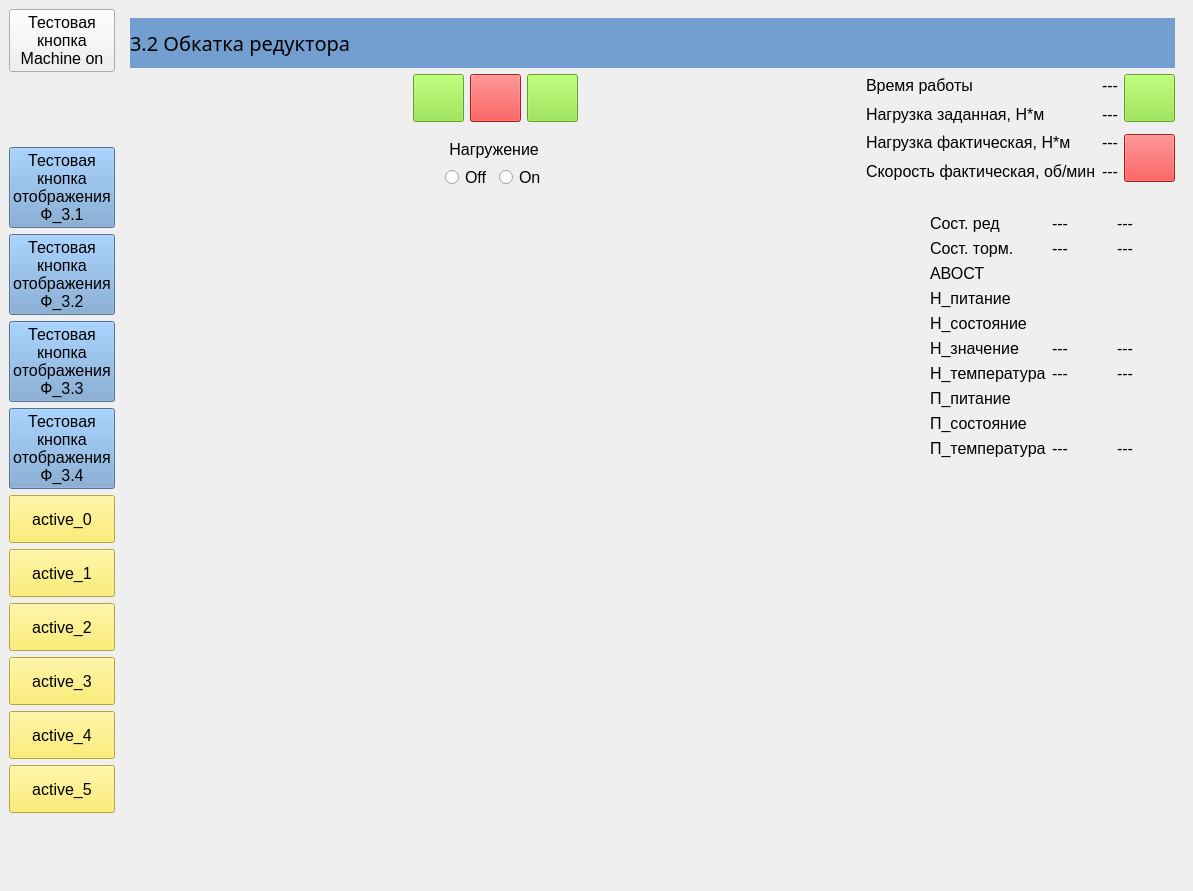
Old version of the form BallScrewVCP2.ui in the repository Ornstein89/BallScrewControl_QtVCP.
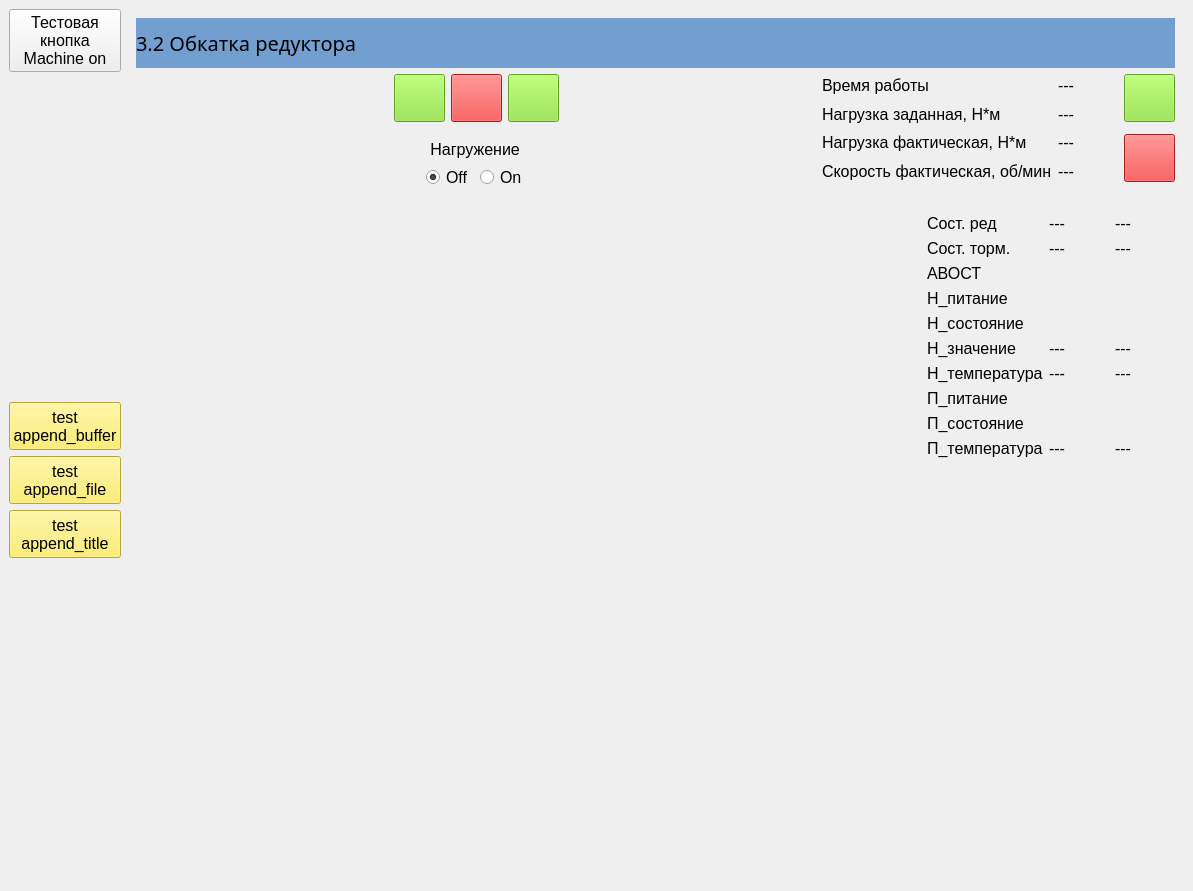
New version of the form. Icons and pictures are not drawn. Custom widgets are drawn as their Qt base class.

```diff
--- a/BallScrewVCP2.ui
+++ b/BallScrewVCP2.ui
@@ -88,6 +88,18 @@
             </item>
             <item row="2" column="1">
              <widget class="QLabel" name="lblTorque_Actual32">
+              <property name="sizePolicy">
+               <sizepolicy hsizetype="Fixed" vsizetype="Preferred">
+                <horstretch>0</horstretch>
+                <verstretch>0</verstretch>
+               </sizepolicy>
+              </property>
+              <property name="minimumSize">
+               <size>
+                <width>60</width>
+                <height>0</height>
+               </size>
+              </property>
               <property name="text">
                <string>---</string>
               </property>
@@ -95,6 +107,18 @@
             </item>
             <item row="0" column="1">
              <widget class="QLabel" name="label_82">
+              <property name="sizePolicy">
+               <sizepolicy hsizetype="Fixed" vsizetype="Preferred">
+                <horstretch>0</horstretch>
+                <verstretch>0</verstretch>
+               </sizepolicy>
+              </property>
+              <property name="minimumSize">
+               <size>
+                <width>60</width>
+                <height>0</height>
+               </size>
+              </property>
               <property name="text">
                <string>---</string>
               </property>
@@ -102,6 +126,18 @@
             </item>
             <item row="3" column="1">
              <widget class="QLabel" name="lblOmega_Actual32">
+              <property name="sizePolicy">
+               <sizepolicy hsizetype="Fixed" vsizetype="Preferred">
+                <horstretch>0</horstretch>
+                <verstretch>0</verstretch>
+               </sizepolicy>
+              </property>
+              <property name="minimumSize">
+               <size>
+                <width>60</width>
+                <height>0</height>
+               </size>
+              </property>
               <property name="text">
                <string>---</string>
               </property>
@@ -123,6 +159,18 @@
             </item>
             <item row="1" column="1">
              <widget class="QLabel" name="lblTorque_Set32">
+              <property name="sizePolicy">
+               <sizepolicy hsizetype="Fixed" vsizetype="Preferred">
+                <horstretch>0</horstretch>
+                <verstretch>0</verstretch>
+               </sizepolicy>
+              </property>
+              <property name="minimumSize">
+               <size>
+                <width>60</width>
+                <height>0</height>
+               </size>
+              </property>
               <property name="text">
                <string>---</string>
               </property>
@@ -338,6 +386,18 @@
             </item>
             <item row="1" column="2">
              <widget class="QLabel" name="lblGeartorque_Error_Value32">
+              <property name="sizePolicy">
+               <sizepolicy hsizetype="Fixed" vsizetype="Preferred">
+                <horstretch>0</horstretch>
+                <verstretch>0</verstretch>
+               </sizepolicy>
+              </property>
+              <property name="minimumSize">
+               <size>
+                <width>60</width>
+                <height>0</height>
+               </size>
+              </property>
               <property name="text">
                <string>---</string>
               </property>
@@ -345,6 +405,18 @@
             </item>
             <item row="1" column="3">
              <widget class="QLabel" name="lblGeartorque_Error_Value_Max32">
+              <property name="sizePolicy">
+               <sizepolicy hsizetype="Fixed" vsizetype="Preferred">
+                <horstretch>0</horstretch>
+                <verstretch>0</verstretch>
+               </sizepolicy>
+              </property>
+              <property name="minimumSize">
+               <size>
+                <width>60</width>
+                <height>0</height>
+               </size>
+              </property>
               <property name="text">
                <string>---</string>
               </property>
@@ -380,6 +452,18 @@
             </item>
             <item row="2" column="2">
              <widget class="QLabel" name="lblBraketorque_Error_Value32">
+              <property name="sizePolicy">
+               <sizepolicy hsizetype="Fixed" vsizetype="Preferred">
+                <horstretch>0</horstretch>
+                <verstretch>0</verstretch>
+               </sizepolicy>
+              </property>
+              <property name="minimumSize">
+               <size>
+                <width>60</width>
+                <height>0</height>
+               </size>
+              </property>
               <property name="text">
                <string>---</string>
               </property>
@@ -387,6 +471,18 @@
             </item>
             <item row="2" column="3">
              <widget class="QLabel" name="lblBraketorque_Error_Value_Max32">
+              <property name="sizePolicy">
+               <sizepolicy hsizetype="Fixed" vsizetype="Preferred">
+                <horstretch>0</horstretch>
+                <verstretch>0</verstretch>
+               </sizepolicy>
+              </property>
+              <property name="minimumSize">
+               <size>
+                <width>60</width>
+                <height>0</height>
+               </size>
+              </property>
               <property name="text">
                <string>---</string>
               </property>
@@ -394,6 +490,18 @@
             </item>
             <item row="6" column="2">
              <widget class="QLabel" name="lblLoad_Error_Value32">
+              <property name="sizePolicy">
+               <sizepolicy hsizetype="Fixed" vsizetype="Preferred">
+                <horstretch>0</horstretch>
+                <verstretch>0</verstretch>
+               </sizepolicy>
+              </property>
+              <property name="minimumSize">
+               <size>
+                <width>60</width>
+                <height>0</height>
+               </size>
+              </property>
               <property name="text">
                <string>---</string>
               </property>
@@ -401,6 +509,18 @@
             </item>
             <item row="7" column="2">
              <widget class="QLabel" name="lblLoad_Temperature32">
+              <property name="sizePolicy">
+               <sizepolicy hsizetype="Fixed" vsizetype="Preferred">
+                <horstretch>0</horstretch>
+                <verstretch>0</verstretch>
+               </sizepolicy>
+              </property>
+              <property name="minimumSize">
+               <size>
+                <width>60</width>
+                <height>0</height>
+               </size>
+              </property>
               <property name="text">
                <string>---</string>
               </property>
@@ -408,6 +528,18 @@
             </item>
             <item row="6" column="3">
              <widget class="QLabel" name="lblLoad_Error_Value_Max32">
+              <property name="sizePolicy">
+               <sizepolicy hsizetype="Fixed" vsizetype="Preferred">
+                <horstretch>0</horstretch>
+                <verstretch>0</verstretch>
+               </sizepolicy>
+              </property>
+              <property name="minimumSize">
+               <size>
+                <width>60</width>
+                <height>0</height>
+               </size>
+              </property>
               <property name="text">
                <string>---</string>
               </property>
@@ -415,6 +547,18 @@
             </item>
             <item row="7" column="3">
              <widget class="QLabel" name="lblLoad_Temperature_Max32">
+              <property name="sizePolicy">
+               <sizepolicy hsizetype="Fixed" vsizetype="Preferred">
+                <horstretch>0</horstretch>
+                <verstretch>0</verstretch>
+               </sizepolicy>
+              </property>
+              <property name="minimumSize">
+               <size>
+                <width>60</width>
+                <height>0</height>
+               </size>
+              </property>
               <property name="text">
                <string>---</string>
               </property>
@@ -422,6 +566,18 @@
             </item>
             <item row="10" column="3">
              <widget class="QLabel" name="lblPos_Temperature_Max32">
+              <property name="sizePolicy">
+               <sizepolicy hsizetype="Fixed" vsizetype="Preferred">
+                <horstretch>0</horstretch>
+                <verstretch>0</verstretch>
+               </sizepolicy>
+              </property>
+              <property name="minimumSize">
+               <size>
+                <width>60</width>
+                <height>0</height>
+               </size>
+              </property>
               <property name="text">
                <string>---</string>
               </property>
@@ -429,6 +585,18 @@
             </item>
             <item row="10" column="2">
              <widget class="QLabel" name="lblPos_Temperature32">
+              <property name="sizePolicy">
+               <sizepolicy hsizetype="Fixed" vsizetype="Preferred">
+                <horstretch>0</horstretch>
+                <verstretch>0</verstretch>
+               </sizepolicy>
+              </property>
+              <property name="minimumSize">
+               <size>
+                <width>60</width>
+                <height>0</height>
+               </size>
+              </property>
               <property name="text">
                <string>---</string>
               </property>
@@ -586,6 +754,9 @@
             <property name="text">
              <string>Off</string>
             </property>
+            <property name="checked">
+             <bool>true</bool>
+            </property>
            </widget>
           </item>
           <item row="0" column="1" colspan="2">
@@ -654,6 +825,52 @@
         </property>
        </widget>
       </item>
+      <item>
+       <spacer name="verticalSpacer_2">
+        <property name="orientation">
+         <enum>Qt::Vertical</enum>
+        </property>
+        <property name="sizeHint" stdset="0">
+         <size>
+          <width>20</width>
+          <height>40</height>
+         </size>
+        </property>
+       </spacer>
+      </item>
+      <item>
+       <widget class="PushButton" name="btnAppend_Buffer32">
+        <property name="styleSheet">
+         <string notr="true">background-color: rgb(252, 233, 79);</string>
+        </property>
+        <property name="text">
+         <string>test
+append_buffer</string>
+        </property>
+       </widget>
+      </item>
+      <item>
+       <widget class="PushButton" name="btnAppend_File32">
+        <property name="styleSheet">
+         <string notr="true">background-color: rgb(252, 233, 79);</string>
+        </property>
+        <property name="text">
+         <string>test
+append_file</string>
+        </property>
+       </widget>
+      </item>
+      <item>
+       <widget class="PushButton" name="btnAppend_Title32">
+        <property name="styleSheet">
+         <string notr="true">background-color: rgb(252, 233, 79);</string>
+        </property>
+        <property name="text">
+         <string>test
+append_title</string>
+        </property>
+       </widget>
+      </item>
       <item>
        <spacer name="verticalSpacer">
         <property name="orientation">
@@ -667,152 +884,6 @@
         </property>
        </spacer>
       </item>
-      <item>
-       <widget class="QPushButton" name="btnTestShow31">
-        <property name="styleSheet">
-         <string notr="true">background-color: rgb(114, 159, 207);</string>
-        </property>
-        <property name="text">
-         <string>Тестовая
-кнопка
-отображения
-Ф_3.1</string>
-        </property>
-       </widget>
-      </item>
-      <item>
-       <widget class="QPushButton" name="btnTestShow32">
-        <property name="styleSheet">
-         <string notr="true">background-color: rgb(114, 159, 207);</string>
-        </property>
-        <property name="text">
-         <string>Тестовая
-кнопка
-отображения
-Ф_3.2</string>
-        </property>
-       </widget>
-      </item>
-      <item>
-       <widget class="QPushButton" name="btnTestShow33">
-        <property name="styleSheet">
-         <string notr="true">background-color: rgb(114, 159, 207);</string>
-        </property>
-        <property name="text">
-         <string>Тестовая
-кнопка
-отображения
-Ф_3.3</string>
-        </property>
-       </widget>
-      </item>
-      <item>
-       <widget class="QPushButton" name="btnTestShow34">
-        <property name="styleSheet">
-         <string notr="true">background-color: rgb(114, 159, 207);</string>
-        </property>
-        <property name="text">
-         <string>Тестовая
-кнопка
-отображения
-Ф_3.4</string>
-        </property>
-       </widget>
-      </item>
-      <item>
-       <widget class="PushButton" name="btnTestActive0">
-        <property name="styleSheet">
-         <string notr="true">background-color: rgb(252, 233, 79);</string>
-        </property>
-        <property name="text">
-         <string>active_0</string>
-        </property>
-        <property name="checkable">
-         <bool>true</bool>
-        </property>
-        <property name="checked_state_text_option" stdset="0">
-         <bool>false</bool>
-        </property>
-       </widget>
-      </item>
-      <item>
-       <widget class="PushButton" name="btnTestActive1">
-        <property name="styleSheet">
-         <string notr="true">background-color: rgb(252, 233, 79);</string>
-        </property>
-        <property name="text">
-         <string>active_1</string>
-        </property>
-        <property name="checkable">
-         <bool>true</bool>
-        </property>
-       </widget>
-      </item>
-      <item>
-       <widget class="PushButton" name="btnTestActive2">
-        <property name="styleSheet">
-         <string notr="true">background-color: rgb(252, 233, 79);</string>
-        </property>
-        <property name="text">
-         <string>active_2</string>
-        </property>
-        <property name="checkable">
-         <bool>true</bool>
-        </property>
-       </widget>
-      </item>
-      <item>
-       <widget class="PushButton" name="btnTestActive3">
-        <property name="styleSheet">
-         <string notr="true">background-color: rgb(252, 233, 79);</string>
-        </property>
-        <property name="text">
-         <string>active_3</string>
-        </property>
-        <property name="checkable">
-         <bool>true</bool>
-        </property>
-       </widget>
-      </item>
-      <item>
-       <widget class="PushButton" name="btnTestActive4">
-        <property name="styleSheet">
-         <string notr="true">background-color: rgb(252, 233, 79);</string>
-        </property>
-        <property name="text">
-         <string>active_4</string>
-        </property>
-        <property name="checkable">
-         <bool>true</bool>
-        </property>
-       </widget>
-      </item>
-      <item>
-       <widget class="PushButton" name="btnTestActive5">
-        <property name="styleSheet">
-         <string notr="true">background-color: rgb(252, 233, 79);</string>
-        </property>
-        <property name="text">
-         <string>active_5</string>
-        </property>
-        <property name="checkable">
-         <bool>true</bool>
-        </property>
-       </widget>
-      </item>
-      <item>
-       <spacer name="verticalSpacer_3">
-        <property name="orientation">
-         <enum>Qt::Vertical</enum>
-        </property>
-        <property name="sizeHint" stdset="0">
-         <size>
-          <width>20</width>
-          <height>40</height>
-         </size>
-        </property>
-       </spacer>
-      </item>
      </layout>
     </item>
    </layout>
```
Left out of the diff: 67 changed lines with no effect on the pictures.
